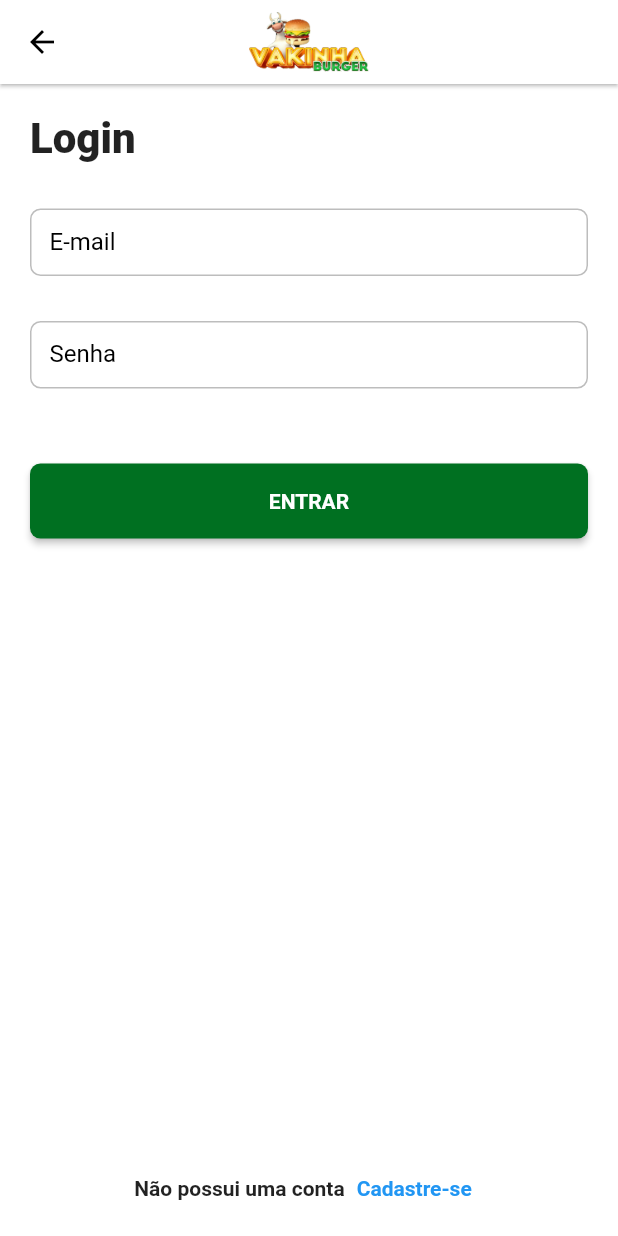
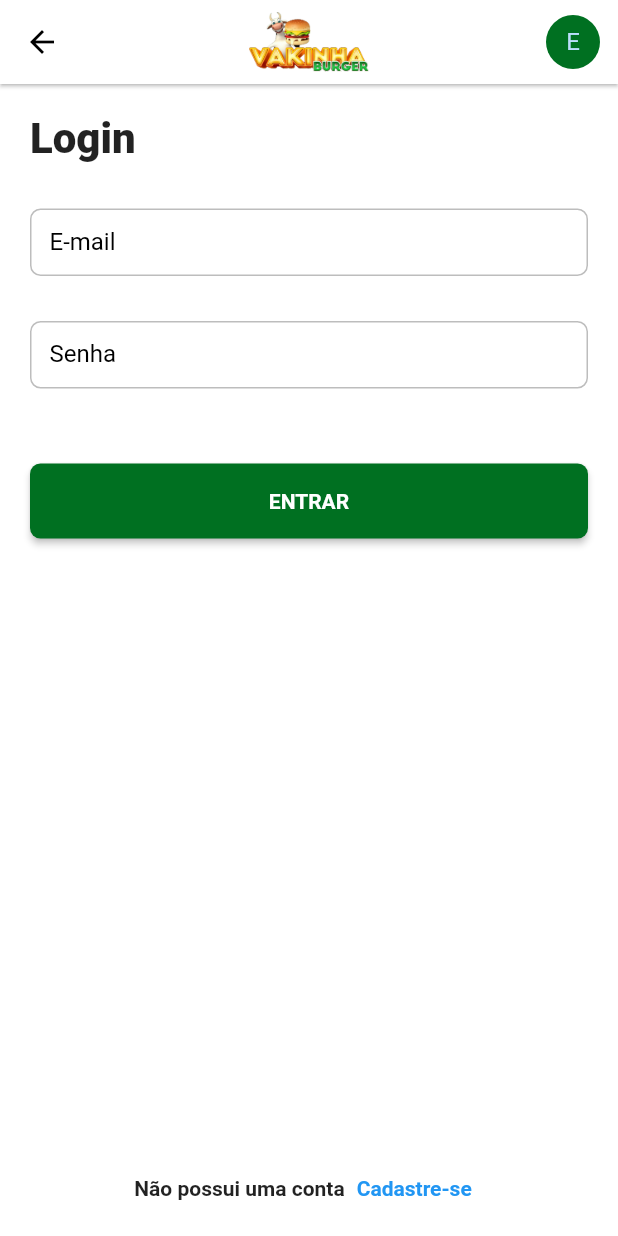
Before and after one commit to ezequiasmelo/dw9-delivery, a Flutter app: the LoginPage screen opened by its route, on a phone screen of 412 x 824 dp. Run offline on Flutter 3.47's test engine with Material 2 defaults, Android fonts, the phone set to English and light mode, and no system bars; our stand-ins replace bloc, dio, equatable, flutter_bloc, loading_animation_widget, mask_text_input_formatter and 2 more; missing offline and left inert: flutter_awesome_select, match, validatorless; accounts and stored records are empty; network calls fail; Roboto replaces fonts that are missing (mplus1).

Commit message:
adicionado o circle avatar no appbar

```diff
--- /dev/null
+++ b/dw9_delivery_app/lib/app/core/ui/widgets/circle_avatart_custom.dart
@@ -0,0 +1,16 @@
+import 'package:dw9_delivery_app/app/core/ui/styles/colors_app.dart';
+import 'package:flutter/material.dart';
+
+class CircleAvatarCustom extends StatelessWidget {
+  const CircleAvatarCustom({
+    Key? key,
+  }) : super(key: key);
+
+  @override
+  Widget build(BuildContext context) {
+    return CircleAvatar(
+      backgroundColor: context.colors.primary,
+      child: const Text('E'),
+    );
+  }
+}
--- a/dw9_delivery_app/lib/app/core/ui/widgets/delivery_appbar.dart
+++ b/dw9_delivery_app/lib/app/core/ui/widgets/delivery_appbar.dart
@@ -1,3 +1,4 @@
+import 'package:dw9_delivery_app/app/core/ui/widgets/circle_avatart_custom.dart';
 import 'package:flutter/material.dart';
 
 class DeliveryAppbar extends AppBar {
@@ -5,10 +6,15 @@ class DeliveryAppbar extends AppBar {
     super.key,
     double elevation = 1,
   }) : super(
-          elevation: elevation,
-          title: Image.asset(
-            'assets/images/logo.png',
-            width: 80,
-          ),
-        );
+            elevation: elevation,
+            title: Image.asset(
+              'assets/images/logo.png',
+              width: 80,
+            ),
+            actions: <Widget>[
+              const Padding(
+                padding: EdgeInsets.all(10.0),
+                child: CircleAvatarCustom(),
+              )
+            ]);
 }
```
